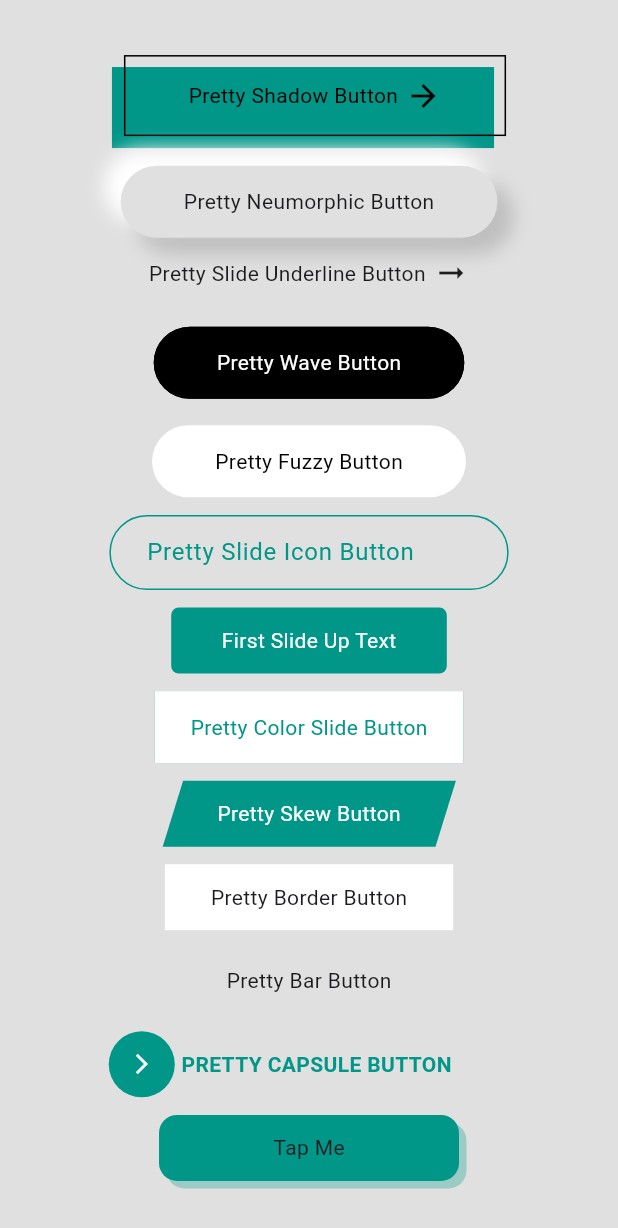
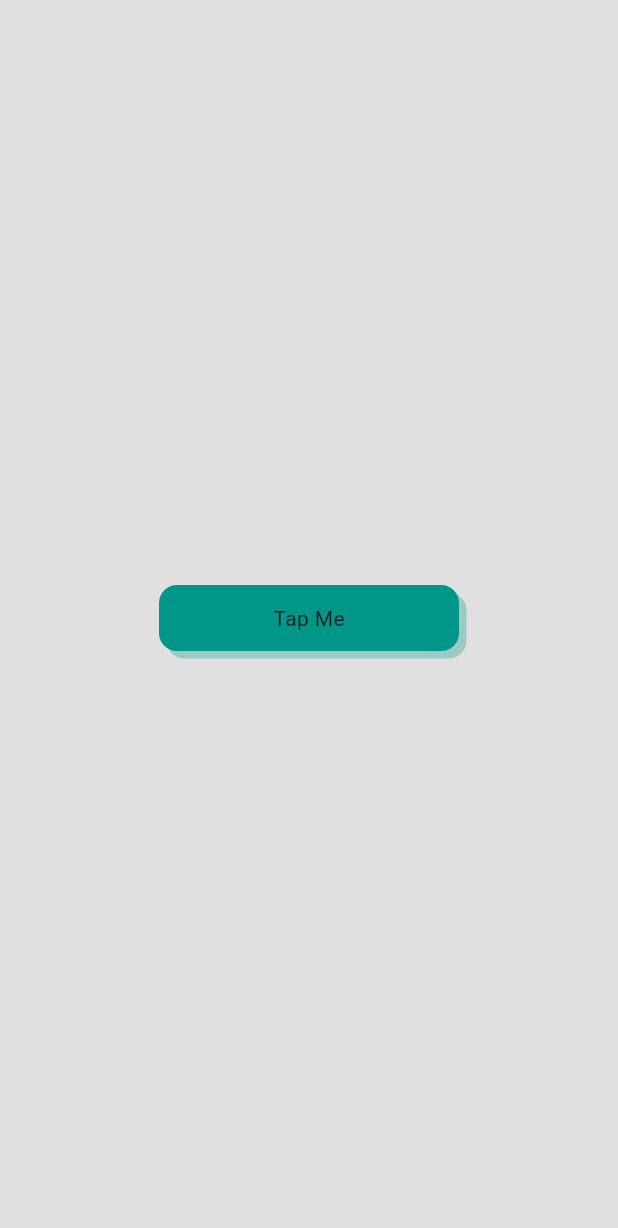
Before and after one commit to YeLwinOo-Steve/pretty_animated_buttons, a Flutter app: the screen it shows after launch, on a phone screen of 412 x 824 dp. Shown: the top 1228 px of the screen. Run offline on Flutter 3.47's test engine with Material 3 defaults, Android fonts, the phone set to English and light mode, and no system bars; our stand-ins replace flutter_inset_box_shadow.

Commit message:
commented: other btns

```diff
--- a/example/lib/main.dart
+++ b/example/lib/main.dart
@@ -45,85 +45,85 @@ class _PrettyButtonsExampleState extends State<PrettyButtonsExample> {
             mainAxisAlignment: MainAxisAlignment.spaceEvenly,
             crossAxisAlignment: CrossAxisAlignment.center,
             children: [
-              PrettyShadowButton(
-                label: "Pretty Shadow Button",
-                onPressed: () {},
-                icon: Icons.arrow_forward,
-                shadowColor: btnColor,
-              ),
-              PrettyNeumorphicButton(
-                label: 'Pretty Neumorphic Button',
-                onPressed: () {},
-              ),
-              PrettySlideUnderlineButton(
-                label: 'Pretty Slide Underline Button',
-                onPressed: () {},
-                secondSlideColor: scaffoldBg,
-              ),
-              PrettyWaveButton(
-                child: const Text(
-                  'Pretty Wave Button',
-                  style: TextStyle(
-                    color: Colors.white,
-                  ),
-                ),
-                onPressed: () {},
-              ),
-              PrettyFuzzyButton(
-                label: 'Pretty Fuzzy Button',
-                onPressed: () {},
-              ),
-              PrettySlideIconButton(
-                foregroundColor: btnColor,
-                icon: Icons.arrow_forward,
-                label: 'Pretty Slide Icon Button',
-                slidePosition: SlidePosition.right,
-                labelStyle: Theme.of(context).textTheme.bodyLarge!,
-                onPressed: () {},
-              ),
-              PrettySlideUpButton(
-                bgColor: btnColor,
-                onPressed: () {},
-                firstChild: const Text(
-                  'First Slide Up Text',
-                  style: TextStyle(
-                    color: Colors.white,
-                  ),
-                ),
-                secondChild: const Text(
-                  'Second Slide Up Text',
-                  style: TextStyle(
-                    color: Colors.white,
-                  ),
-                ),
-              ),
-              PrettyColorSlideButton(
-                label: 'Pretty Color Slide Button',
-                onPressed: () {},
-                bgColor: btnColor,
-                position: SlidePosition.bottom,
-              ),
-              PrettySkewButton(
-                label: 'Pretty Skew Button',
-                firstBgColor: btnColor,
-                onPressed: () {},
-              ),
-              PrettyBorderButton(
-                label: 'Pretty Border Button',
-                onPressed: () {},
-              ),
-              PrettyBarButton(
-                onPressed: () {},
-                label: 'Pretty Bar Button',
-              ),
-              PrettyCapsuleButton(
-                label: 'Pretty Capsule Button'.toUpperCase(),
-                labelStyle: const TextStyle(
-                  fontWeight: FontWeight.w700,
-                ),
-                bgColor: btnColor,
-                onPressed: () {},
-              ),
+              // PrettyShadowButton(
+              //   label: "Pretty Shadow Button",
+              //   onPressed: () {},
+              //   icon: Icons.arrow_forward,
+              //   shadowColor: btnColor,
+              // ),
+              // PrettyNeumorphicButton(
+              //   label: 'Pretty Neumorphic Button',
+              //   onPressed: () {},
+              // ),
+              // PrettySlideUnderlineButton(
+              //   label: 'Pretty Slide Underline Button',
+              //   onPressed: () {},
+              //   secondSlideColor: scaffoldBg,
+              // ),
+              // PrettyWaveButton(
+              //   child: const Text(
+              //     'Pretty Wave Button',
+              //     style: TextStyle(
+              //       color: Colors.white,
+              //     ),
+              //   ),
+              //   onPressed: () {},
+              // ),
+              // PrettyFuzzyButton(
+              //   label: 'Pretty Fuzzy Button',
+              //   onPressed: () {},
+              // ),
+              // PrettySlideIconButton(
+              //   foregroundColor: btnColor,
+              //   icon: Icons.arrow_forward,
+              //   label: 'Pretty Slide Icon Button',
+              //   slidePosition: SlidePosition.right,
+              //   labelStyle: Theme.of(context).textTheme.bodyLarge!,
+              //   onPressed: () {},
+              // ),
+              // PrettySlideUpButton(
+              //   bgColor: btnColor,
+              //   onPressed: () {},
+              //   firstChild: const Text(
+              //     'First Slide Up Text',
+              //     style: TextStyle(
+              //       color: Colors.white,
+              //     ),
+              //   ),
+              //   secondChild: const Text(
+              //     'Second Slide Up Text',
+              //     style: TextStyle(
+              //       color: Colors.white,
+              //     ),
+              //   ),
+              // ),
+              // PrettyColorSlideButton(
+              //   label: 'Pretty Color Slide Button',
+              //   onPressed: () {},
+              //   bgColor: btnColor,
+              //   position: SlidePosition.bottom,
+              // ),
+              // PrettySkewButton(
+              //   label: 'Pretty Skew Button',
+              //   firstBgColor: btnColor,
+              //   onPressed: () {},
+              // ),
+              // PrettyBorderButton(
+              //   label: 'Pretty Border Button',
+              //   onPressed: () {},
+              // ),
+              // PrettyBarButton(
+              //   onPressed: () {},
+              //   label: 'Pretty Bar Button',
+              // ),
+              // PrettyCapsuleButton(
+              //   label: 'Pretty Capsule Button'.toUpperCase(),
+              //   labelStyle: const TextStyle(
+              //     fontWeight: FontWeight.w700,
+              //   ),
+              //   bgColor: btnColor,
+              //   onPressed: () {},
+              // ),
               PrettyThreeDButton(
                 label: 'Pretty Three D Button',
                 color: btnColor,
```
